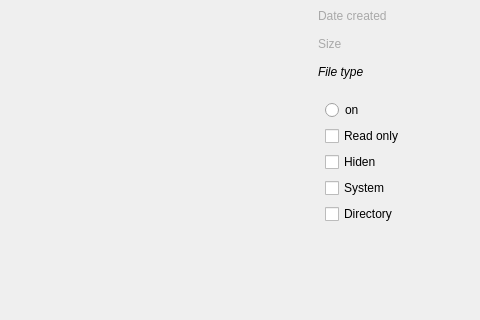
Before: the Qt Designer form Bingo/ui/searchwidget.ui in ohio813/bingo-file-search, drawn with Qt 5; both pictures show x 169 to 649 and y 188 to 508 of the 649 by 508 pixel window.
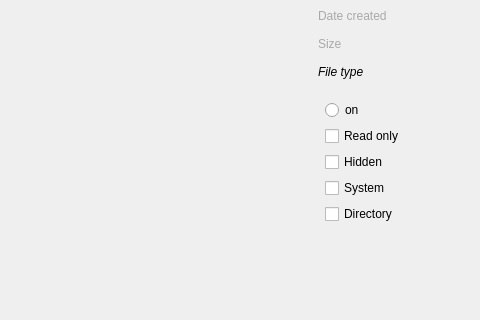
After: the same form once the commit is applied. The open tabs and pages were chosen to show the change. Icons and pictures are not drawn.

```diff
--- a/Bingo/ui/searchwidget.ui
+++ b/Bingo/ui/searchwidget.ui
@@ -597,7 +597,7 @@
               </sizepolicy>
              </property>
              <property name="text">
-              <string>Hiden</string>
+              <string>Hidden</string>
              </property>
             </widget>
            </item>
```
